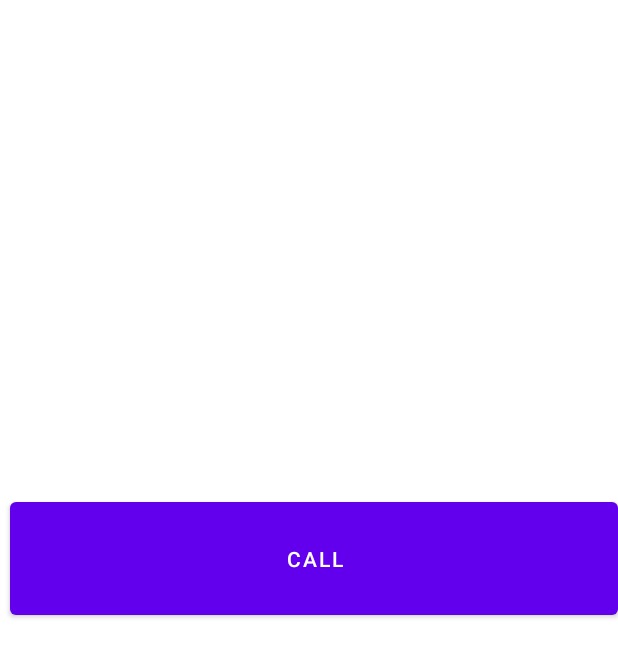
After one commit to eqrakhattak/MAD-projects, an Android app: the layout activity_phonecall.xml on its own in the app's theme, with its tools: preview values and no code run, on a phone screen of 412 x 824 dp. The commit adds this screen. Shown: the top 657 px of the screen. Run offline under Robolectric (Android 15) with nearby library versions, the phone set to English and light mode, and no system bars.

Commit message:
Initiate Phone Call

```diff
--- a/Intents/app/build.gradle
+++ b/Intents/app/build.gradle
@@ -40,6 +40,7 @@ dependencies {
     implementation 'androidx.appcompat:appcompat:1.4.0'
     implementation 'com.google.android.material:material:1.4.0'
     implementation 'androidx.constraintlayout:constraintlayout:2.1.2'
+    implementation 'com.google.android.gms:play-services-basement:17.6.0'
     testImplementation 'junit:junit:4.+'
     androidTestImplementation 'androidx.test.ext:junit:1.1.3'
     androidTestImplementation 'androidx.test.espresso:espresso-core:3.4.0'
--- a/Intents/app/src/main/AndroidManifest.xml
+++ b/Intents/app/src/main/AndroidManifest.xml
@@ -20,7 +20,9 @@
             android:exported="true">
             <intent-filter>
                 <action android:name="android.intent.action.MAIN" />
-
+                <action android:name="com.google.android.gms.actions.CREATE_NOTE" />
+                <category android:name="android.intent.category.DEFAULT" />
+                <data android:mimeType="*/*" />
                 <category android:name="android.intent.category.LAUNCHER" />
             </intent-filter>
         </activity>
--- a/Intents/app/src/main/res/layout/activity_main.xml
+++ b/Intents/app/src/main/res/layout/activity_main.xml
@@ -35,7 +35,7 @@
         android:id="@+id/button3"
         android:layout_width="wrap_content"
         android:layout_height="wrap_content"
-        android:text="Intent 3"
+        android:text="Make a phone call"
         app:layout_constraintBottom_toBottomOf="@+id/button4"
         app:layout_constraintEnd_toEndOf="parent"
         app:layout_constraintHorizontal_bias="0.5"
@@ -46,7 +46,7 @@
         android:id="@+id/button4"
         android:layout_width="wrap_content"
         android:layout_height="wrap_content"
-        android:text="Intent 4"
+        android:text="Create a note"
         app:layout_constraintBottom_toBottomOf="@+id/button5"
         app:layout_constraintEnd_toEndOf="parent"
         app:layout_constraintEnd_toStartOf="@+id/button5"
--- /dev/null
+++ b/Intents/app/src/main/res/layout/activity_phonecall.xml
@@ -0,0 +1,21 @@
+<?xml version="1.0" encoding="utf-8"?>
+<androidx.constraintlayout.widget.ConstraintLayout xmlns:android="http://schemas.android.com/apk/res/android"
+    xmlns:app="http://schemas.android.com/apk/res-auto"
+    xmlns:tools="http://schemas.android.com/tools"
+    android:layout_width="match_parent"
+    android:layout_height="match_parent"
+    tools:context=".phonecall">
+
+    <Button
+        android:id="@+id/btn_call"
+        android:layout_width="405dp"
+        android:layout_height="87dp"
+        android:layout_marginStart="6dp"
+        android:layout_marginTop="282dp"
+        android:layout_marginBottom="362dp"
+        android:text="CALL"
+        app:layout_constraintBottom_toBottomOf="parent"
+        app:layout_constraintEnd_toEndOf="parent"
+        app:layout_constraintStart_toStartOf="parent"
+        app:layout_constraintTop_toTopOf="parent" />
+</androidx.constraintlayout.widget.ConstraintLayout>
```
Also changed, not shown: Intents/app/src/main/java/com/eqra/intents/MainActivity.kt (+10 -0 lines), Intents/app/src/main/java/com/eqra/intents/phonecall.kt (added, +26 -0 lines).
